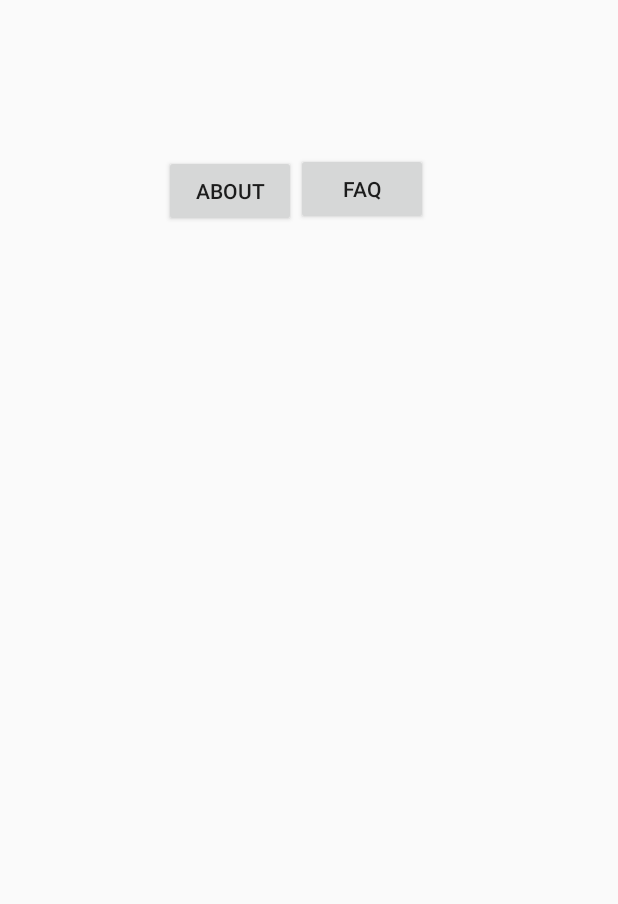
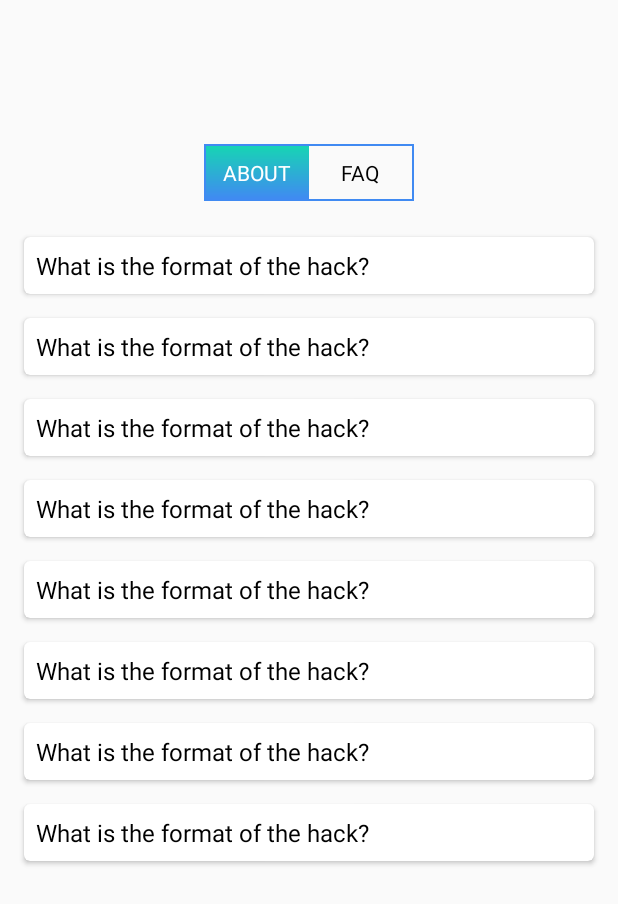
Before and after one commit to GDGVIT/Women-Techies-2019-App, an Android app: the AboutDSCFragment screen opened directly, with no data from a screen before it, on a phone screen of 412 x 824 dp. Shown: the top 904 px of the screen. Run offline under Robolectric (Android 15) with nearby library versions, the phone set to English and light mode, and no system bars.

Commit message:
About Added

```diff
--- a/app/build.gradle
+++ b/app/build.gradle
@@ -22,7 +22,7 @@ dependencies {
     implementation fileTree(dir: 'libs', include: ['*.jar'])
 
     implementation 'com.android.support:appcompat-v7:28.0.0'
-    implementation 'com.android.support.constraint:constraint-layout:1.1.3'
+    implementation 'androidx.constraintlayout:constraintlayout:1.1.3'
     testImplementation 'junit:junit:4.12'
     androidTestImplementation 'com.android.support.test:runner:1.0.2'
     androidTestImplementation 'com.android.support.test.espresso:espresso-core:3.0.2'
@@ -41,5 +41,7 @@ dependencies {
     implementation 'com.github.bumptech.glide:glide:4.2.0'
     implementation 'com.github.cooltechworks:ScratchView:v1.1'
     implementation 'saschpe.android:customtabs:2.0.0'
+
+    compile 'com.thoughtbot:expandablerecyclerview:1.3'
 }
 apply plugin: 'com.google.gms.google-services'
--- a/app/src/main/java/com/example/wtmapp/About/AboutActivity.java
+++ b/app/src/main/java/com/example/wtmapp/About/AboutActivity.java
@@ -72,9 +72,9 @@ public class AboutActivity extends AppCompatActivity {
         ImageButton btnToDSC;
         ImageButton btnToWTM;
 
-        toolbar = (Toolbar) findViewById(R.id.toolbar_other);
-        toolbar.setTitle("About DSC");
-        setSupportActionBar(toolbar);
+//        toolbar = (Toolbar) findViewById(R.id.toolbar_other);
+//        toolbar.setTitle("About DSC");
+//        setSupportActionBar(toolbar);
 
 
         btnToDSC = findViewById(R.id.btn_dsc);
--- a/app/src/main/java/com/example/wtmapp/About/AboutDSCFragment.java
+++ b/app/src/main/java/com/example/wtmapp/About/AboutDSCFragment.java
@@ -1,8 +1,10 @@
 package com.example.wtmapp.About;
 
+import android.graphics.Color;
 import android.os.Bundle;
 import android.view.View;
 import android.widget.Button;
+import android.widget.TextView;
 
 import com.example.wtmapp.R;
 
@@ -80,18 +82,30 @@ public class AboutDSCFragment extends AppCompatActivity {
         super.onCreate(savedInstanceState);
         setContentView(R.layout.activity_about_dsc);
 
+//        toolbar = (androidx.appcompat.widget.Toolbar) findViewById(R.id.toolbar_other);
+//        toolbar.setTitle("About DSC");
+//        setSupportActionBar(toolbar);
 
-        toolbar = (androidx.appcompat.widget.Toolbar) findViewById(R.id.toolbar_other);
-        toolbar.setTitle("About DSC");
-        setSupportActionBar(toolbar);
+        showFragment(AboutDscFaq.newInstance());
 
-        Button btnToDSCFAQ = findViewById(R.id.btn_dsc_faq);
-        Button btnToDSCAbout = findViewById(R.id.btn_dsc_about);
+
+        final TextView btnToDSCFAQ = findViewById(R.id.btn_dsc_faq);
+        final TextView btnToDSCAbout = findViewById(R.id.btn_dsc_about);
+
+        btnToDSCAbout.setTextColor(Color.WHITE);
+        btnToDSCAbout.setBackgroundResource(R.drawable.quiz_gradient);
 
 
         btnToDSCFAQ.setOnClickListener(new View.OnClickListener() {
             @Override
             public void onClick(View view) {
+
+                btnToDSCFAQ.setTextColor(Color.WHITE);
+                btnToDSCFAQ.setBackgroundResource(R.drawable.quiz_gradient);
+
+                btnToDSCAbout.setTextColor(Color.BLACK);
+                btnToDSCAbout.setBackgroundColor(Color.WHITE);
+
                 selectedScreen = AboutDscFaq.newInstance();
                 showFragment(selectedScreen);
 
@@ -101,6 +115,13 @@ public class AboutDSCFragment extends AppCompatActivity {
         btnToDSCAbout.setOnClickListener(new View.OnClickListener() {
             @Override
             public void onClick(View view) {
+
+                btnToDSCAbout.setTextColor(Color.WHITE);
+                btnToDSCAbout.setBackgroundResource(R.drawable.quiz_gradient);
+
+                btnToDSCFAQ.setTextColor(Color.BLACK);
+                btnToDSCFAQ.setBackgroundColor(Color.WHITE);
+
                 selectedScreen = AboutDscAbout.newInstance();
                 showFragment(selectedScreen);
 
--- a/app/src/main/java/com/example/wtmapp/About/AboutDscFaq.java
+++ b/app/src/main/java/com/example/wtmapp/About/AboutDscFaq.java
@@ -7,13 +7,20 @@ import android.view.ViewGroup;
 
 import com.example.wtmapp.R;
 
+import java.util.ArrayList;
+
 import androidx.annotation.NonNull;
 import androidx.annotation.Nullable;
 import androidx.fragment.app.Fragment;
+import androidx.recyclerview.widget.LinearLayoutManager;
+import androidx.recyclerview.widget.RecyclerView;
+import androidx.recyclerview.widget.SimpleItemAnimator;
 
 public class AboutDscFaq extends Fragment {
 
     private View rootView;
+    RecyclerView faqRecyclerView;
+    ArrayList<Faq> faqArrayList;
 
     public AboutDscFaq() {
     }
@@ -25,6 +32,23 @@ public class AboutDscFaq extends Fragment {
     @Override
     public View onCreateView(@NonNull LayoutInflater inflater, @Nullable ViewGroup container, @Nullable Bundle savedInstanceState) {
         rootView = inflater.inflate(R.layout.activity_about_dsc_faq, container,false);
+
+        faqArrayList = new ArrayList<>();
+        faqArrayList.add(new Faq(getString(R.string.sampleQuestion),getString(R.string.sampleAnswer)));
+        faqArrayList.add(new Faq(getString(R.string.sampleQuestion),getString(R.string.sampleAnswer)));
+        faqArrayList.add(new Faq(getString(R.string.sampleQuestion),getString(R.string.sampleAnswer)));
+        faqArrayList.add(new Faq(getString(R.string.sampleQuestion),getString(R.string.sampleAnswer)));
+        faqArrayList.add(new Faq(getString(R.string.sampleQuestion),getString(R.string.sampleAnswer)));
+        faqArrayList.add(new Faq(getString(R.string.sampleQuestion),getString(R.string.sampleAnswer)));
+        faqArrayList.add(new Faq(getString(R.string.sampleQuestion),getString(R.string.sampleAnswer)));
+        faqArrayList.add(new Faq(getString(R.string.sampleQuestion),getString(R.string.sampleAnswer)));
+
+        faqRecyclerView = rootView.findViewById(R.id.faq_recyclerview);
+        faqRecyclerView.setHasFixedSize(true);
+        faqRecyclerView.setLayoutManager(new LinearLayoutManager(getActivity()));
+//        ((SimpleItemAnimator) faqRecyclerView.getItemAnimator()).setSupportsChangeAnimations(false);
+        faqRecyclerView.setAdapter(new AboutDscFaqAdapter(faqArrayList));
+
         return rootView;
     }
 }
--- /dev/null
+++ b/app/src/main/java/com/example/wtmapp/About/AboutDscFaqAdapter.java
@@ -0,0 +1,82 @@
+package com.example.wtmapp.About;
+
+import android.content.Context;
+import android.content.res.AssetManager;
+import android.graphics.Movie;
+import android.view.LayoutInflater;
+import android.view.View;
+import android.view.ViewGroup;
+import android.widget.TextView;
+
+import com.example.wtmapp.R;
+
+import java.io.File;
+import java.util.ArrayList;
+
+import androidx.annotation.NonNull;
+import androidx.cardview.widget.CardView;
+import androidx.recyclerview.widget.RecyclerView;
+
+public class AboutDscFaqAdapter extends RecyclerView.Adapter<AboutDscFaqAdapter.FaqHolder>{
+
+    ArrayList<Faq> faqArrayList;
+    AssetManager assetManager;
+    Context context;
+
+    public AboutDscFaqAdapter(ArrayList<Faq> faqArrayList) {
+        this.faqArrayList = faqArrayList;
+    }
+
+    @NonNull
+    @Override
+    public FaqHolder onCreateViewHolder(@NonNull ViewGroup parent, int viewType) {
+        View view = LayoutInflater.from(parent.getContext()).inflate(R.layout.faq_card_layout, parent, false);
+        assetManager = parent.getContext().getAssets();
+        context = parent.getContext();
+        return new FaqHolder(view);    }
+
+    @Override
+    public void onBindViewHolder(@NonNull FaqHolder holder, final int position) {
+        final Faq faq = faqArrayList.get(position);
+
+        boolean expanded = faq.isExpanded();
+        // Set the visibility based on state
+        holder.answer.setVisibility(expanded ? View.VISIBLE : View.GONE);
+
+        holder.question.setText(faq.getQuestion());
+        holder.answer.setText(faq.getAnswer());
+
+
+
+        holder.cardView.setOnClickListener(new View.OnClickListener() {
+            @Override
+            public void onClick(View v) {
+                boolean expanded = faq.isExpanded();
+                // Change the state
+                faq.setExpanded(!expanded);
+                // Notify the adapter that item has changed
+                notifyItemChanged(position);
+            }
+        });
+    }
+
+    @Override
+    public int getItemCount() {
+        return faqArrayList.size();
+    }
+
+    class FaqHolder extends RecyclerView.ViewHolder {
+
+        TextView question, answer;
+        CardView cardView;
+
+        public FaqHolder(@NonNull View itemView) {
+            super(itemView);
+            question= itemView.findViewById(R.id.question);
+            answer = itemView.findViewById(R.id.answer);
+            cardView = itemView.findViewById(R.id.cardView);
+
+        }
+    }
+
+}
--- /dev/null
+++ b/app/src/main/java/com/example/wtmapp/About/Faq.java
@@ -0,0 +1,40 @@
+package com.example.wtmapp.About;
+
+import com.example.wtmapp.Question.Question;
+
+public class Faq {
+
+    private String Question;
+    private String Answer;
+    private boolean isExpanded;
+
+
+    public Faq(String question, String answer) {
+        Question = question;
+        Answer = answer;
+    }
+
+    public String getQuestion() {
+        return Question;
+    }
+
+    public String getAnswer() {
+        return Answer;
+    }
+
+    public void setQuestion(String question) {
+        Question = question;
+    }
+
+    public void setAnswer(String answer) {
+        Answer = answer;
+    }
+
+    public boolean isExpanded() {
+        return isExpanded;
+    }
+
+    public void setExpanded(boolean expanded) {
+        isExpanded = expanded;
+    }
+}
--- a/app/src/main/java/com/example/wtmapp/ScratchFragment.java
+++ b/app/src/main/java/com/example/wtmapp/ScratchFragment.java
@@ -14,6 +14,7 @@ import com.google.firebase.database.DatabaseError;
 import com.google.firebase.database.DatabaseReference;
 import com.google.firebase.database.FirebaseDatabase;
 import com.google.firebase.database.ValueEventListener;
+
 
 import androidx.cardview.widget.CardView;
 import androidx.fragment.app.Fragment;
--- /dev/null
+++ b/app/src/main/res/drawable/border_about.xml
@@ -0,0 +1,6 @@
+<?xml version="1.0" encoding="UTF-8"?>
+<shape xmlns:android="http://schemas.android.com/apk/res/android" android:shape="rectangle">
+    <!--<corners android:radius="20dp"/>-->
+    <padding android:bottom="0.1dp" android:left="0.1dp" android:right="0.1dp" android:top="0.1dp"/>
+    <stroke android:width="1dp" android:color="@color/colorGradientBlue"/>
+</shape>
--- a/app/src/main/res/layout/activity_about.xml
+++ b/app/src/main/res/layout/activity_about.xml
@@ -39,6 +39,7 @@
         android:background="@drawable/about_btn_background"/>
 
     <FrameLayout
+
         android:id="@+id/frame_layout_about_dsc"
         android:layout_width="match_parent"
         android:layout_height="match_parent">
--- a/app/src/main/res/layout/activity_about_dsc.xml
+++ b/app/src/main/res/layout/activity_about_dsc.xml
@@ -1,5 +1,6 @@
 <?xml version="1.0" encoding="utf-8"?>
-<androidx.constraintlayout.widget.ConstraintLayout
+<LinearLayout
+    android:orientation="vertical"
     xmlns:android="http://schemas.android.com/apk/res/android"
     xmlns:app="http://schemas.android.com/apk/res-auto"
     xmlns:tools="http://schemas.android.com/tools"
@@ -7,53 +8,79 @@
     android:layout_height="match_parent">
 
 
+    <LinearLayout
+        android:background="@drawable/border_about"
+        android:layout_width="140dp"
+        android:padding="1dp"
+        android:layout_gravity="center_horizontal"
+        android:layout_height="wrap_content"
+        android:layout_marginTop="96dp">
 
-    <Button
-        android:id="@+id/btn_dsc_about"
-        android:layout_width="wrap_content"
-        android:layout_height="wrap_content"
-        android:layout_marginStart="8dp"
-        android:layout_marginTop="8dp"
-        android:layout_marginEnd="8dp"
-        android:layout_marginBottom="8dp"
-        android:text="ABOUT"
-        app:layout_constraintBottom_toBottomOf="parent"
-        app:layout_constraintEnd_toEndOf="parent"
-        app:layout_constraintHorizontal_bias="0.328"
-        app:layout_constraintStart_toStartOf="parent"
-        app:layout_constraintTop_toTopOf="parent"
-        app:layout_constraintVertical_bias="0.125" />
+        <TextView
+            android:padding="8dp"
+            android:id="@+id/btn_dsc_about"
+            android:layout_width="0dp"
+            android:layout_height="wrap_content"
+            android:layout_weight="1"
+            android:gravity="center"
+            android:text="ABOUT"
+            android:textColor="@color/colorBlack" />
 
-    <Button
-        android:id="@+id/btn_dsc_faq"
-        android:layout_width="wrap_content"
-        android:layout_height="wrap_content"
-        android:layout_marginStart="8dp"
-        android:layout_marginTop="8dp"
-        android:layout_marginEnd="8dp"
-        android:layout_marginBottom="8dp"
-        android:text="FAQ"
-        app:layout_constraintBottom_toBottomOf="parent"
-        app:layout_constraintEnd_toEndOf="parent"
-        app:layout_constraintHorizontal_bias="0.615"
-        app:layout_constraintStart_toStartOf="parent"
-        app:layout_constraintTop_toTopOf="parent"
-        app:layout_constraintVertical_bias="0.124" />
+        <TextView
+            android:padding="8dp"
+            android:textColor="@color/colorBlack"
+            android:id="@+id/btn_dsc_faq"
+            android:gravity="center"
+            android:layout_width="0dp"
+            android:layout_height="match_parent"
+            android:layout_weight="1"
+            android:text="FAQ" />
+    </LinearLayout>
+    <!--<Button-->
+        <!--android:id="@+id/btn_dsc_about"-->
+        <!--android:layout_width="wrap_content"-->
+        <!--android:layout_height="wrap_content"-->
+        <!--android:layout_marginStart="8dp"-->
+        <!--android:layout_marginTop="8dp"-->
+        <!--android:layout_marginEnd="8dp"-->
+        <!--android:layout_marginBottom="8dp"-->
+        <!--android:text="ABOUT"-->
+        <!--app:layout_constraintBottom_toBottomOf="parent"-->
+        <!--app:layout_constraintEnd_toEndOf="parent"-->
+        <!--app:layout_constraintHorizontal_bias="0.328"-->
+        <!--app:layout_constraintStart_toStartOf="parent"-->
+        <!--app:layout_constraintTop_toTopOf="parent"-->
+        <!--app:layout_constraintVertical_bias="0.125" />-->
+
+    <!--<Button-->
+        <!--android:id="@+id/btn_dsc_faq"-->
+        <!--android:layout_width="wrap_content"-->
+        <!--android:layout_height="wrap_content"-->
+        <!--android:layout_marginStart="8dp"-->
+        <!--android:layout_marginTop="8dp"-->
+        <!--android:layout_marginEnd="8dp"-->
+        <!--android:layout_marginBottom="8dp"-->
+        <!--android:text="FAQ"-->
+        <!--app:layout_constraintBottom_toBottomOf="parent"-->
+        <!--app:layout_constraintEnd_toEndOf="parent"-->
+        <!--app:layout_constraintHorizontal_bias="0.615"-->
+        <!--app:layout_constraintStart_toStartOf="parent"-->
+        <!--app:layout_constraintTop_toTopOf="parent"-->
+        <!--app:layout_constraintVertical_bias="0.124" />-->
 
 
     <FrameLayout
         android:id="@+id/about_dsc_content"
-        android:layout_width="300dp"
-        android:layout_height="500dp"
-        android:layout_marginStart="50dp"
-        android:layout_marginTop="150dp"
+        android:layout_width="match_parent"
+        android:layout_height="match_parent"
+        android:layout_marginStart="0dp"
+        android:layout_marginTop="16dp"
         android:layout_marginBottom="8dp"
         android:text="About DSC"
-        app:layout_constraintBottom_toBottomOf="parent"
-        app:layout_constraintStart_toStartOf="parent"
-        app:layout_constraintTop_toTopOf="parent"
         app:layout_constraintVertical_bias="0.231">
 
     </FrameLayout>
 
-</androidx.constraintlayout.widget.ConstraintLayout>
+
+
+</LinearLayout>
--- a/app/src/main/res/layout/activity_about_dsc_about.xml
+++ b/app/src/main/res/layout/activity_about_dsc_about.xml
@@ -1,9 +1,11 @@
 <?xml version="1.0" encoding="utf-8"?>
 <LinearLayout
+    android:orientation="vertical"
     xmlns:android="http://schemas.android.com/apk/res/android" android:layout_width="match_parent"
     android:layout_height="match_parent">
 
     <TextView
+        android:layout_gravity="center"
         android:layout_width="wrap_content"
         android:layout_height="wrap_content"
         android:text="ABOUT"/>
--- a/app/src/main/res/layout/activity_about_dsc_faq.xml
+++ b/app/src/main/res/layout/activity_about_dsc_faq.xml
@@ -3,9 +3,11 @@
     xmlns:android="http://schemas.android.com/apk/res/android" android:layout_width="match_parent"
     android:layout_height="match_parent">
 
-    <TextView
-        android:layout_width="wrap_content"
-        android:layout_height="wrap_content"
-        android:text="FAQ"/>
+    <androidx.recyclerview.widget.RecyclerView
+        android:id="@+id/faq_recyclerview"
+        android:layout_width="match_parent"
+        android:layout_height="match_parent">
+    </androidx.recyclerview.widget.RecyclerView>
+
 
 </LinearLayout>
--- a/app/src/main/res/layout/activity_quiz.xml
+++ b/app/src/main/res/layout/activity_quiz.xml
@@ -71,7 +71,7 @@
         android:text="Which of these leaders has never been a Union Minister of India ?"
         />
 
-    <android.support.v7.widget.CardView
+    <androidx.cardview.widget.CardView
         android:id="@+id/option1"
         android:layout_below="@id/question"
         android:layout_centerHorizontal="true"
@@ -92,9 +92,9 @@
             android:layout_height="wrap_content"
             android:text="Option 1"/>
 
-    </android.support.v7.widget.CardView>
+    </androidx.cardview.widget.CardView>
 
-    <android.support.v7.widget.CardView
+    <androidx.cardview.widget.CardView
         android:id="@+id/option2"
         android:layout_marginTop="12dp"
         android:layout_below="@id/option1"
@@ -115,9 +115,9 @@
             android:layout_height="wrap_content"
             android:text="Option 2"/>
 
-    </android.support.v7.widget.CardView>
+    </androidx.cardview.widget.CardView>
 
-    <android.support.v7.widget.CardView
+    <androidx.cardview.widget.CardView
         android:id="@+id/option3"
         android:layout_marginTop="12dp"
         android:layout_below="@id/option2"
@@ -138,9 +138,9 @@
             android:layout_height="wrap_content"
             android:text="Option 3"/>
 
-    </android.support.v7.widget.CardView>
+    </androidx.cardview.widget.CardView>
 
-    <android.support.v7.widget.CardView
+    <androidx.cardview.widget.CardView
         android:id="@+id/option4"
         android:layout_below="@id/option3"
         android:layout_centerHorizontal="true"
@@ -161,9 +161,9 @@
             android:layout_height="wrap_content"
             android:text="Option 4"/>
 
-    </android.support.v7.widget.CardView>
+    </androidx.cardview.widget.CardView>
 
-    <android.support.v7.widget.CardView
+    <androidx.cardview.widget.CardView
         android:id="@+id/finish_quiz"
         android:visibility="gone"
         android:layout_centerHorizontal="true"
@@ -187,7 +187,7 @@
             android:layout_height="wrap_content"
             android:text=" Finish Quiz"/>
 
-    </android.support.v7.widget.CardView>
+    </androidx.cardview.widget.CardView>
 
 
 </RelativeLayout>
--- a/app/src/main/res/layout/activity_quiz_intro.xml
+++ b/app/src/main/res/layout/activity_quiz_intro.xml
@@ -34,13 +34,10 @@
         android:textSize="20sp"
         android:textColor="#676464"
         android:lineSpacingExtra="0.8sp"
-        android:text="You will have 10 seconds for every
-question
-You can attempt this quiz only once
-Wrong answer will end the quiz"
+        android:text="@string/instruction"
         />
 
-    <android.support.v7.widget.CardView
+    <androidx.cardview.widget.CardView
         android:onClick="startQuiz"
         android:layout_marginTop="24dp"
         app:cardElevation="4dp"
@@ -64,7 +61,7 @@ Wrong answer will end the quiz"
             android:text="Start Quiz"
             />
 
-    </android.support.v7.widget.CardView>
+    </androidx.cardview.widget.CardView>
 
 
 </RelativeLayout>
--- a/app/src/main/res/layout/activity_scratch.xml
+++ b/app/src/main/res/layout/activity_scratch.xml
@@ -45,7 +45,7 @@
     </androidx.cardview.widget.CardView>
 
 
-    <android.support.v7.widget.CardView
+    <androidx.cardview.widget.CardView
         android:id="@+id/scratchCardParentView"
         android:layout_width="match_parent"
         android:layout_height="wrap_content"
@@ -89,10 +89,10 @@
                 android:textSize="24sp" />
         </LinearLayout>
 
-    </android.support.v7.widget.CardView>
+    </androidx.cardview.widget.CardView>
 
 
-    <android.support.v7.widget.CardView
+    <androidx.cardview.widget.CardView
         android:id="@+id/afterRevealCardView"
         android:layout_width="match_parent"
         android:layout_height="wrap_content"
@@ -138,6 +138,6 @@
             </FrameLayout>
 
         </LinearLayout>
-    </android.support.v7.widget.CardView>
+    </androidx.cardview.widget.CardView>
 
 </LinearLayout>
--- /dev/null
+++ b/app/src/main/res/layout/faq_card_layout.xml
@@ -0,0 +1,41 @@
+<?xml version="1.0" encoding="utf-8"?>
+<androidx.cardview.widget.CardView xmlns:android="http://schemas.android.com/apk/res/android"
+    xmlns:app="http://schemas.android.com/apk/res-auto"
+    android:id="@+id/cardView"
+    android:layout_width="match_parent"
+    android:layout_height="wrap_content"
+    android:layout_marginLeft="16dp"
+    android:layout_marginTop="8dp"
+    android:layout_marginRight="16dp"
+    android:layout_marginBottom="8dp"
+    android:orientation="vertical"
+    app:cardCornerRadius="4dp">
+
+    <LinearLayout
+        android:layout_width="match_parent"
+        android:layout_height="wrap_content"
+        android:orientation="vertical">
+
+
+        <TextView
+            android:id="@+id/question"
+            android:layout_width="match_parent"
+            android:layout_height="wrap_content"
+            android:padding="8dp"
+            android:text="dfghjkhgfhjkjhgf"
+            android:textColor="@color/colorBlack"
+            android:textSize="16dp" />
+
+        <TextView
+            android:id="@+id/answer"
+            android:layout_width="match_parent"
+            android:layout_height="wrap_content"
+            android:background="@drawable/quiz_gradient"
+            android:padding="8dp"
+            android:text="fdfghjnkmnbhgftrghjnkmmnbvgf"
+            android:textColor="@color/colorWhite"
+            android:textSize="14dp" />
+    </LinearLayout>
+
+
+</androidx.cardview.widget.CardView>
--- a/app/src/main/res/values/strings.xml
+++ b/app/src/main/res/values/strings.xml
@@ -6,4 +6,7 @@
     <string name="nav_header_subtitle">android.studio@android.com</string>
     <string name="nav_header_desc">Navigation header</string>
     <string name="action_settings">Settings</string>
+    <string name="instruction">You will have 10 seconds for every question You can attempt this quiz only once Wrong answer will end the quiz</string>
+    <string name="sampleQuestion">What is the format of the hack?</string>
+    <string name="sampleAnswer">If you dont see a logout popup screen, dfdgfmkfx then probably your computer may have popup dsd blocker bfjsdb dghjkshgjs sdhgodhg jdgjoigj djgok fgjofjgkf dfjafiaf ahfjf fhdfojsof dsjfoisopkskds dj dkxjk vjxkvjkxovkxvkxv xkjvkxvkx vjxvkxkvx vvkxk vnxckjv xvjxov xvjxkvx vjdkovjkdv dsi fjsziofj jzdk vndkvk vkdjvk vdjvodvdkjv vdjvidvidjidm fjdijdmvi</string>
 </resources>
--- a/build.gradle
+++ b/build.gradle
@@ -4,6 +4,7 @@ buildscript {
     repositories {
         google()
         jcenter()
+        mavenCentral()
 
     }
     dependencies {
@@ -19,6 +20,7 @@ allprojects {
     repositories {
         google()
         jcenter()
+        mavenCentral()
         maven { url "https://jitpack.io" }
     }
 }
```
Also changed, not shown: 1 other file.
